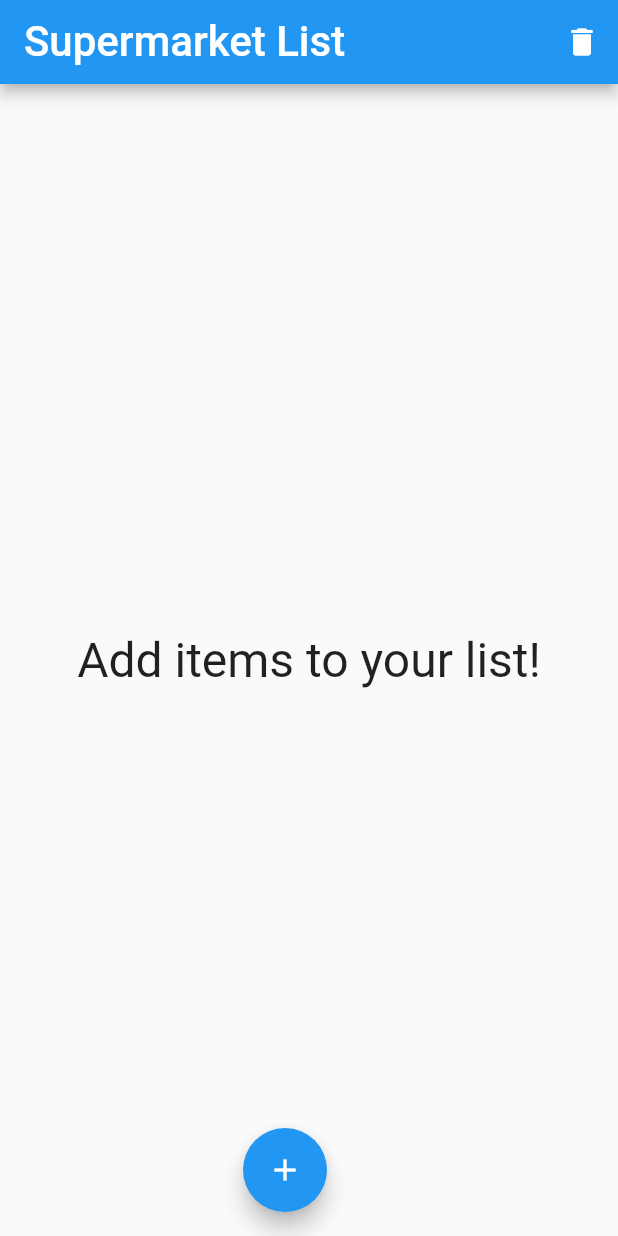
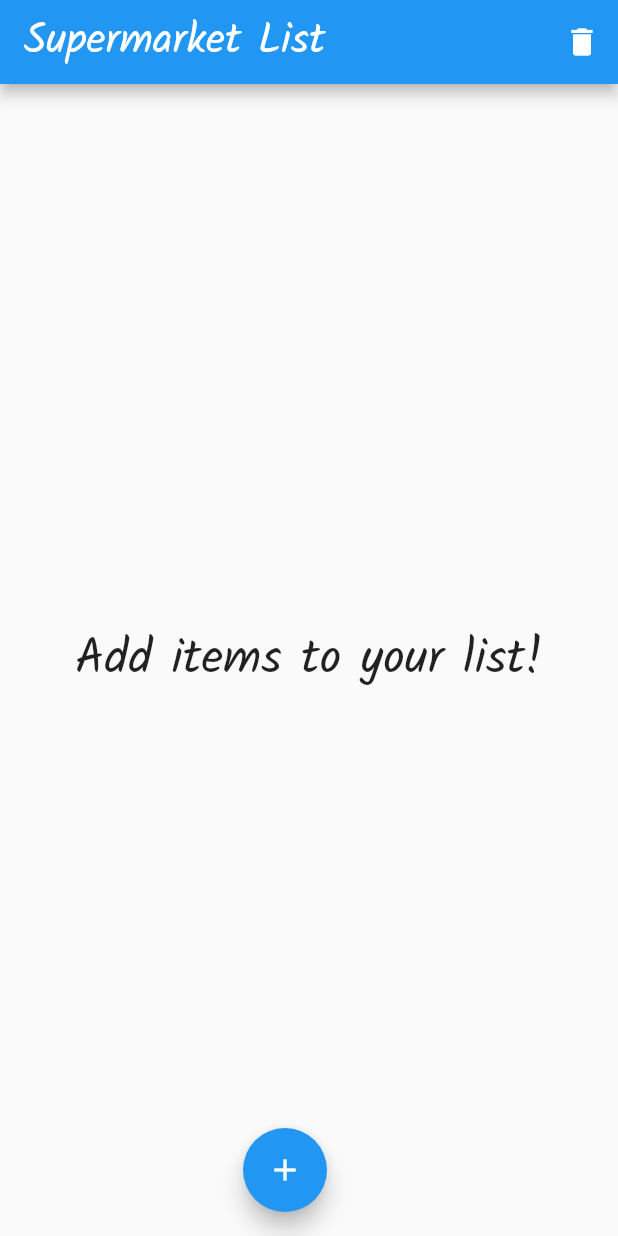
Before and after one commit to kzjstudio/supermarket_list_app, a Flutter app: the screen it shows after launch, on a phone screen of 412 x 824 dp. Run offline on Flutter 3.47's test engine with Material 2 defaults, Android fonts, the phone set to English and light mode, and no system bars; our stand-ins replace get, google_fonts, shared_preferences.

```diff
--- a/lib/item.dart
+++ b/lib/item.dart
@@ -15,7 +15,7 @@ class Item extends StatelessWidget {
           child: ListTile(
             leading: Text(
               value,
-              style: TextStyle(fontSize: 20),
+              style: TextStyle(fontSize: 25),
             ),
             trailing: Obx(() => Checkbox(
                   value: isChecked.value,
--- a/lib/main.dart
+++ b/lib/main.dart
@@ -1,5 +1,6 @@
 import 'package:flutter/material.dart';
 import 'package:get/get.dart';
+import 'package:google_fonts/google_fonts.dart';
 import 'package:supermarket_list_app/home.dart';
 
 void main() {
@@ -14,8 +15,7 @@ class MyApp extends StatelessWidget {
     return GetMaterialApp(
       title: 'Supermarket list app',
       theme: ThemeData(
-        primarySwatch: Colors.blue,
-      ),
+          primarySwatch: Colors.blue, textTheme: GoogleFonts.kalamTextTheme()),
       home: Home(),
     );
   }
--- a/pubspec.yaml
+++ b/pubspec.yaml
@@ -33,6 +33,7 @@ dependencies:
   get: ^4.6.5
   shared_preferences: ^2.0.18
   localstore: ^1.3.5
+  google_fonts: ^4.0.3
 
   # The following adds the Cupertino Icons font to your application.
   # Use with the CupertinoIcons class for iOS style icons.
```
Also changed, not shown: pubspec.lock.
